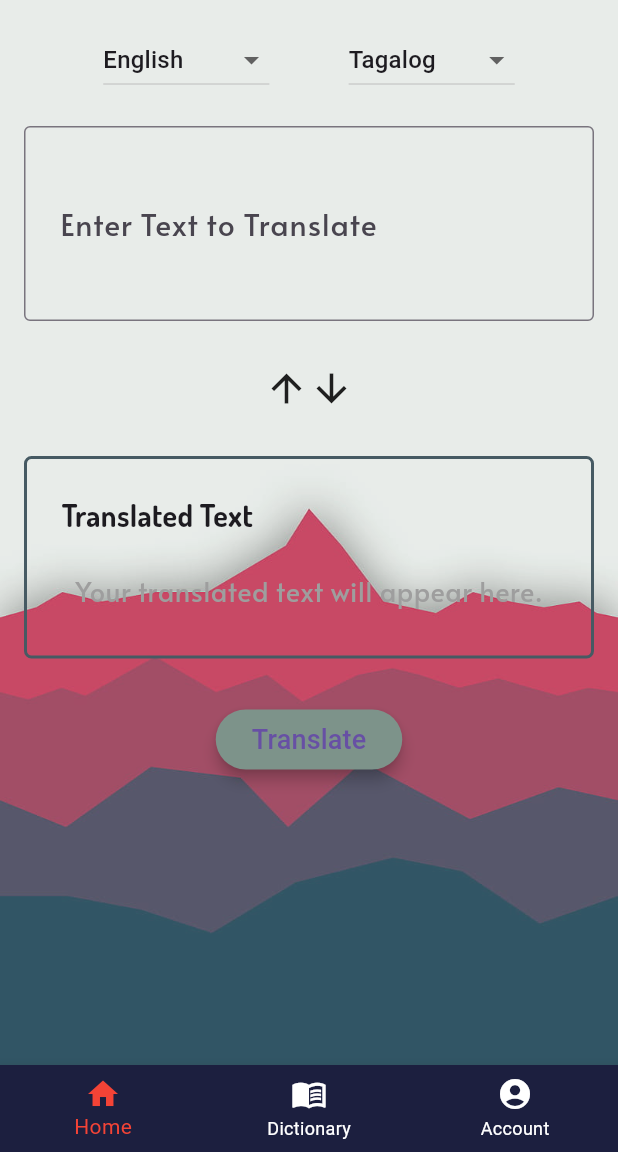
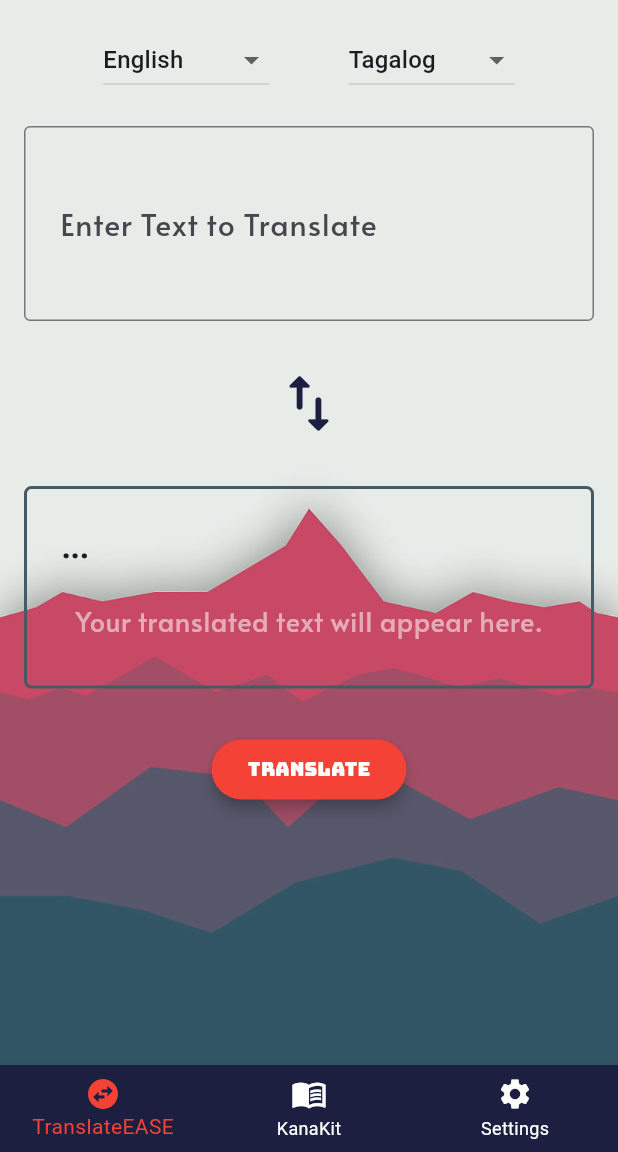
Before and after one commit to iiivannn/Project_API, a Flutter app: the screen it shows after launch, on a phone screen of 412 x 824 dp, the part 84-1236 px from its top. Run offline on Flutter 3.47's test engine with Material 3 defaults, Android fonts, the phone set to English and light mode, and no system bars; our stand-ins replace flutter_spinkit.

Commit message:
commitment2

```diff
--- a/lib/languages/languages.dart
+++ b/lib/languages/languages.dart
@@ -42,7 +42,7 @@ class _LanguageDropdownRowState extends State<LanguageDropdownRow> {
               selectedLanguages[index] = newValue!;
               // Call the callback with selected languages
               widget.onLanguagesSelected(selectedLanguages
-                  .map((lang) => languageMap[lang] ?? "en")
+                  .map((lang) => languageMap[lang] ?? "tl")
                   .toList());
             });
           },
--- a/lib/navigation/nav_bar.dart
+++ b/lib/navigation/nav_bar.dart
@@ -60,16 +60,16 @@ class _NavBarState extends State<NavBar> {
             },
             items: const [
               BottomNavigationBarItem(
-                icon: Icon(Icons.home),
-                label: 'Home',
+                icon: Icon(Icons.swap_horizontal_circle),
+                label: 'TranslateEASE',
               ),
               BottomNavigationBarItem(
                 icon: Icon(Icons.menu_book),
-                label: 'Dictionary',
+                label: 'KanaKit',
               ),
               BottomNavigationBarItem(
-                icon: Icon(Icons.account_circle),
-                label: 'Account',
+                icon: Icon(Icons.settings),
+                label: 'Settings',
               ),
             ],
           ),
--- a/lib/screen/home_screen.dart
+++ b/lib/screen/home_screen.dart
@@ -69,8 +69,8 @@ class _HomePageState extends State<HomePage> {
               const Row(
                 mainAxisAlignment: MainAxisAlignment.center,
                 children: [
-                  Icon(Icons.arrow_upward, size: 30),
-                  Icon(Icons.arrow_downward, size: 30),
+                  Icon(Icons.swap_vert_rounded,
+                      size: 50, color: Color.fromARGB(255, 28, 31, 63)),
                 ],
               ),
               const SizedBox(height: 30.0),
@@ -89,9 +89,9 @@ class _HomePageState extends State<HomePage> {
                     Container(
                       padding: const EdgeInsets.all(23.0),
                       child: const Text(
-                        'Translated Text',
+                        '...',
                         style: TextStyle(
-                          fontFamily: 'Dosis',
+                          fontFamily: 'Alata',
                           fontSize: 20.0,
                           fontWeight: FontWeight.bold,
                         ),
@@ -105,7 +105,7 @@ class _HomePageState extends State<HomePage> {
                         style: const TextStyle(
                             fontFamily: 'Alata',
                             fontSize: 18.0,
-                            color: Colors.grey),
+                            color: Colors.white54),
                       ),
                     ),
                     const SizedBox(
@@ -118,12 +118,13 @@ class _HomePageState extends State<HomePage> {
               ElevatedButton(
                 onPressed: translateText,
                 style: ElevatedButton.styleFrom(
-                  backgroundColor: const Color.fromARGB(255, 125, 147, 138),
+                  backgroundColor: Colors.red,
                   elevation: 4.0,
                 ),
                 child: const Text(
                   'Translate',
-                  style: TextStyle(fontSize: 18.0),
+                  style: TextStyle(
+                      fontSize: 13, color: Colors.white, fontFamily: 'Bungee'),
                 ),
               ),
             ],
```
